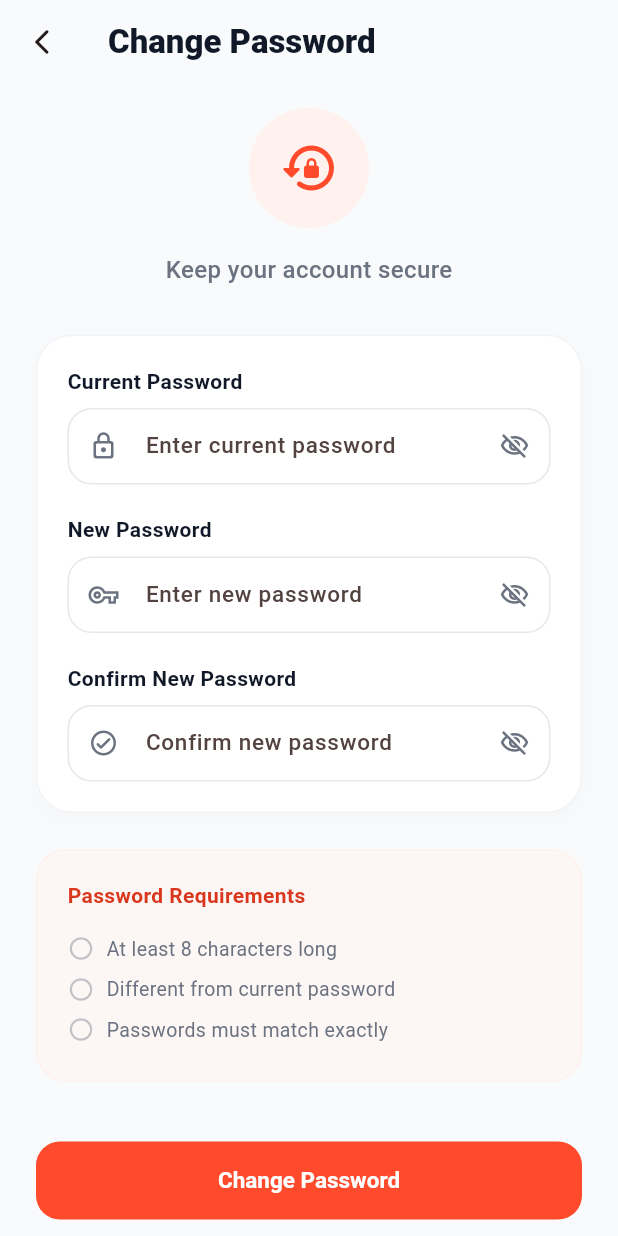
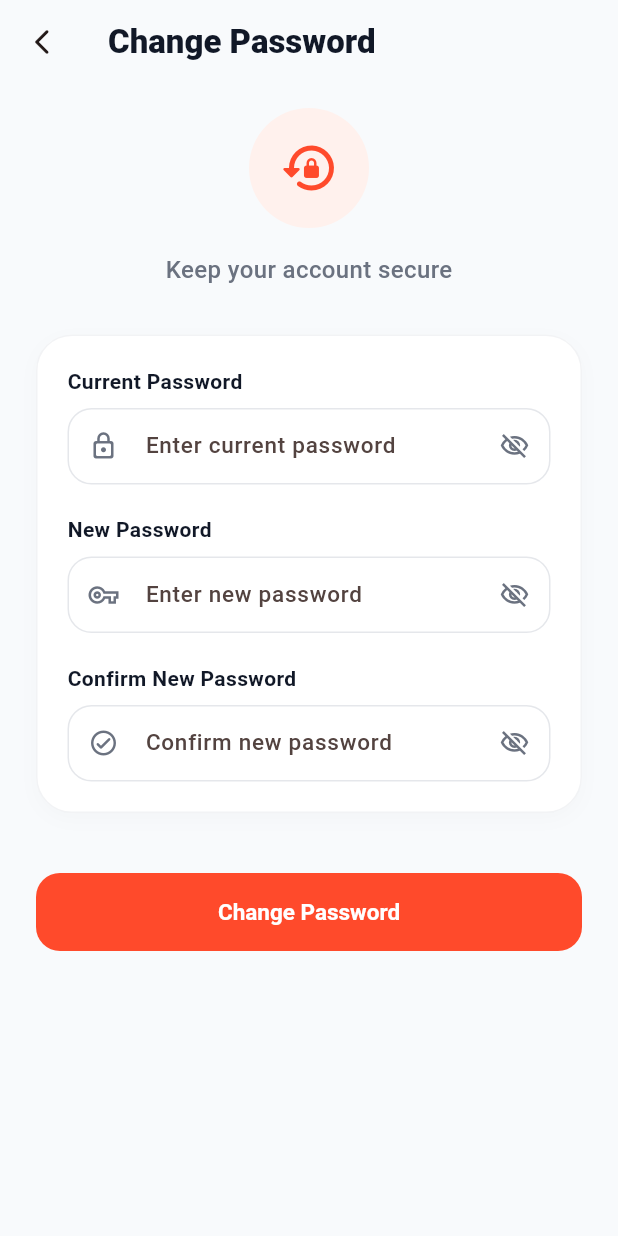
Before and after one commit to kdquach/unilife-app, a Flutter app: the ChangePasswordScreen screen opened by its route, on a phone screen of 412 x 824 dp. Run offline on Flutter 3.47's test engine with Material 3 defaults, Android fonts, the phone set to English and light mode, and no system bars; our stand-ins replace flutter_riverpod, image_picker, permission_handler, qr_flutter, shared_preferences, socket_io_client; accounts and stored records are empty.

Commit message:
Update(Auth): change password verification

```diff
--- a/lib/screens/profile/change_password_screen.dart
+++ b/lib/screens/profile/change_password_screen.dart
@@ -29,29 +29,14 @@ class _ChangePasswordScreenState extends ConsumerState<ChangePasswordScreen> {
   bool _obscureNew = true;
   bool _obscureConfirm = true;
 
-  // Real-time validation checking variables
-  String _newPassword = '';
-  String _currentPassword = '';
-  String _confirmPassword = '';
+  Map<String, String?> _fieldErrors = {
+    'currentPassword': null,
+    'newPassword': null,
+  };
 
   @override
   void initState() {
     super.initState();
-    _currentPasswordController.addListener(() {
-      setState(() {
-        _currentPassword = _currentPasswordController.text;
-      });
-    });
-    _newPasswordController.addListener(() {
-      setState(() {
-        _newPassword = _newPasswordController.text;
-      });
-    });
-    _confirmPasswordController.addListener(() {
-      setState(() {
-        _confirmPassword = _confirmPasswordController.text;
-      });
-    });
   }
 
   @override
@@ -67,6 +52,13 @@ class _ChangePasswordScreenState extends ConsumerState<ChangePasswordScreen> {
 
   Future<void> _onSubmit() async {
     FocusScope.of(context).unfocus();
+
+    setState(() {
+      _fieldErrors = {
+        'currentPassword': null,
+        'newPassword': null,
+      };
+    });
 
     final success = await ref.read(changePasswordProvider.notifier).changePassword(
       currentPassword: _currentPasswordController.text,
@@ -93,40 +85,17 @@ class _ChangePasswordScreenState extends ConsumerState<ChangePasswordScreen> {
     }
   }
 
-  Widget _buildCheckItem(String label, bool isMet) {
-    return Padding(
-      padding: const EdgeInsets.symmetric(vertical: 4),
-      child: Row(
-        children: [
-          Icon(
-            isMet ? Icons.check_circle_rounded : Icons.radio_button_unchecked_rounded,
-            color: isMet ? AppColors.success : AppColors.subText.withValues(alpha: 0.4),
-            size: 18,
-          ),
-          const SizedBox(width: 8),
-          Text(
-            label,
-            style: TextStyle(
-              color: isMet ? AppColors.text : AppColors.subText,
-              fontSize: 13,
-              fontWeight: isMet ? FontWeight.w600 : FontWeight.w400,
-            ),
-          ),
-        ],
-      ),
-    );
-  }
-
   @override
   Widget build(BuildContext context) {
     final changePasswordState = ref.watch(changePasswordProvider);
     final isLoading = changePasswordState.isLoading;
+    final fieldErrors = ref.read(changePasswordProvider.notifier).fieldErrors;
     final errorMessage = changePasswordState.whenOrNull(error: (error, _) => error.toString());
 
-    // Validation rules checking
-    final isAtLeast8Chars = _newPassword.length >= 8;
-    final isDifferentFromOld = _newPassword.isNotEmpty && _currentPassword.isNotEmpty && _newPassword != _currentPassword;
-    final isMatch = _newPassword.isNotEmpty && _newPassword == _confirmPassword;
+    // Update field errors from notifier
+    setState(() {
+      _fieldErrors = fieldErrors;
+    });
 
     return Scaffold(
       backgroundColor: AppColors.background,
@@ -177,8 +146,8 @@ class _ChangePasswordScreenState extends ConsumerState<ChangePasswordScreen> {
                 ),
                 const SizedBox(height: 32),
 
-                // Error Message box (if any)
-                if (errorMessage != null) ...[
+                // Error Message box (if any - only for general errors not field-specific)
+                if (errorMessage != null && _fieldErrors['currentPassword'] == null && _fieldErrors['newPassword'] == null) ...[
                   Container(
                     padding: const EdgeInsets.symmetric(horizontal: 16, vertical: 12),
                     decoration: BoxDecoration(
@@ -234,6 +203,9 @@ class _ChangePasswordScreenState extends ConsumerState<ChangePasswordScreen> {
                         ),
                       ),
                       const SizedBox(height: 8),
+                      Column(
+                        crossAxisAlignment: CrossAxisAlignment.start,
+                        children: [
                           TextFormField(
                             controller: _currentPasswordController,
                             focusNode: _currentFocus,
@@ -255,7 +227,22 @@ class _ChangePasswordScreenState extends ConsumerState<ChangePasswordScreen> {
                               ),
                             ),
                           ),
-                      const SizedBox(height: 20),
+                          if (_fieldErrors['currentPassword'] != null)
+                            Padding(
+                              padding: const EdgeInsets.only(left: 12, top: 4),
+                              child: Text(
+                                _fieldErrors['currentPassword']!,
+                                style: const TextStyle(
+                                  color: AppColors.error,
+                                  fontSize: 12,
+                                ),
+                                maxLines: 3,
+                                overflow: TextOverflow.visible,
+                              ),
+                            ),
+                          SizedBox(height: _fieldErrors['currentPassword'] != null ? 20 : 20),
+                        ],
+                      ),
 
                       // New Password
                       const Text(
@@ -267,6 +254,9 @@ class _ChangePasswordScreenState extends ConsumerState<ChangePasswordScreen> {
                         ),
                       ),
                       const SizedBox(height: 8),
+                      Column(
+                        crossAxisAlignment: CrossAxisAlignment.start,
+                        children: [
                           TextFormField(
                             controller: _newPasswordController,
                             focusNode: _newFocus,
@@ -288,7 +278,22 @@ class _ChangePasswordScreenState extends ConsumerState<ChangePasswordScreen> {
                               ),
                             ),
                           ),
-                      const SizedBox(height: 20),
+                          if (_fieldErrors['newPassword'] != null)
+                            Padding(
+                              padding: const EdgeInsets.only(left: 12, top: 4),
+                              child: Text(
+                                _fieldErrors['newPassword']!,
+                                style: const TextStyle(
+                                  color: AppColors.error,
+                                  fontSize: 12,
+                                ),
+                                maxLines: 3,
+                                overflow: TextOverflow.visible,
+                              ),
+                            ),
+                          SizedBox(height: _fieldErrors['newPassword'] != null ? 20 : 20),
+                        ],
+                      ),
 
                       // Confirm Password
                       const Text(
@@ -324,34 +329,6 @@ class _ChangePasswordScreenState extends ConsumerState<ChangePasswordScreen> {
                     ],
                   ),
                 ),
-                const SizedBox(height: 24),
-
-                // Real-time Requirements checklist box
-                Container(
-                  padding: const EdgeInsets.all(20),
-                  decoration: BoxDecoration(
-                    color: AppColors.primarySoft.withValues(alpha: 0.5),
-                    borderRadius: BorderRadius.circular(20),
-                    border: Border.all(color: AppColors.primarySoft),
-                  ),
-                  child: Column(
-                    crossAxisAlignment: CrossAxisAlignment.start,
-                    children: [
-                      const Text(
-                        'Password Requirements',
-                        style: TextStyle(
-                          fontSize: 14,
-                          fontWeight: FontWeight.bold,
-                          color: AppColors.primaryDark,
-                        ),
-                      ),
-                      const SizedBox(height: 12),
-                      _buildCheckItem('At least 8 characters long', isAtLeast8Chars),
-                      _buildCheckItem('Different from current password', isDifferentFromOld),
-                      _buildCheckItem('Passwords must match exactly', isMatch),
-                    ],
-                  ),
-                ),
                 const SizedBox(height: 40),
 
                 // Submit Button
```
Also changed, not shown: lib/screens/profile/change_password_notifier.dart (+60 -6 lines). Lines whose indentation alone changed are shown as unchanged.
